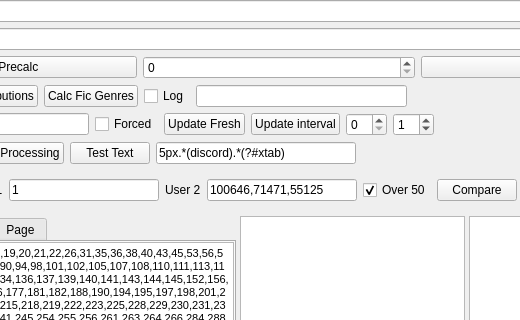
Qt form UI/servitorwindow.ui (Zeks/flipper) before a commit; both pictures show x 453 to 973 and y 0 to 320 of the 1146 by 799 pixel window.
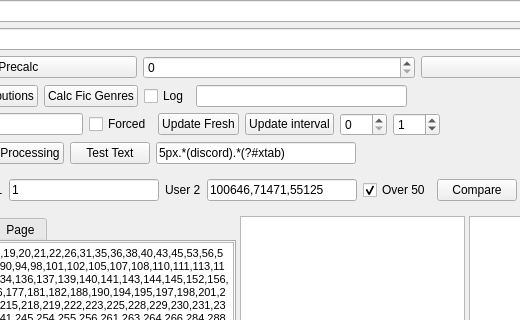
The same form after that commit. The open tabs and pages were chosen to show the change.

What changed in the file:
```diff
--- a/UI/servitorwindow.ui
+++ b/UI/servitorwindow.ui
@@ -376,10 +376,17 @@
            </widget>
           </item>
           <item>
-           <widget class="QSpinBox" name="sbUpdateIntervalStart"/>
+           <widget class="QSpinBox" name="sbUpdateIntervalStart">
+            <property name="maximum">
+             <number>999</number>
+            </property>
+           </widget>
           </item>
           <item>
            <widget class="QSpinBox" name="sbUpdateIntervalEnd">
+            <property name="maximum">
+             <number>999</number>
+            </property>
             <property name="value">
              <number>1</number>
             </property>
```
Left out of the diff: 4 changed lines with no effect on the pictures.
